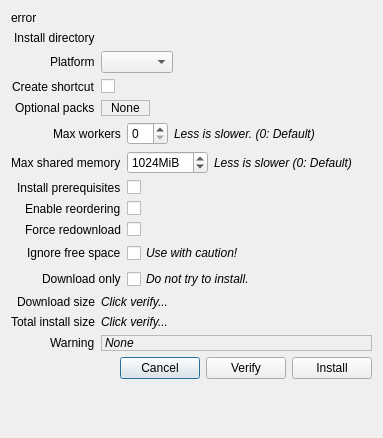
The window that rare/ui/components/dialogs/install_dialog.ui (RareDevs/Rare) describes before a commit, drawn with Qt 5.
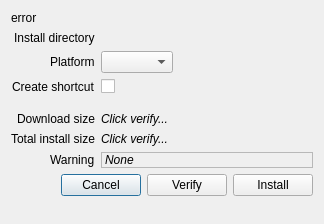
The same window after the commit.

Commit message:
InstallDialog: Update the collapsible widget to take a widget instead of a layout
This change makes it more inline with how QScrollArea operates on a central widget.
Other changes include using a QFrame instead of a QWidget as a base and
adding a QLabel for the title instead of the horizontal line.

The advanced options were split into their own separate widget. Right now
their class operates only as a container with the logic remaining in the
InstallDialog.

Patch:
```diff
--- a/rare/ui/components/dialogs/install_dialog.ui
+++ b/rare/ui/components/dialogs/install_dialog.ui
@@ -6,8 +6,8 @@
    <rect>
     <x>0</x>
     <y>0</y>
-    <width>383</width>
-    <height>438</height>
+    <width>324</width>
+    <height>224</height>
    </rect>
   </property>
   <property name="windowTitle">
@@ -68,232 +68,11 @@
      </property>
     </widget>
    </item>
-   <item row="4" column="0">
-    <widget class="QLabel" name="sdl_list_label">
-     <property name="text">
-      <string>Optional packs</string>
-     </property>
-    </widget>
-   </item>
-   <item row="4" column="1">
-    <widget class="QFrame" name="sdl_list_frame">
-     <property name="frameShape">
-      <enum>QFrame::StyledPanel</enum>
-     </property>
-     <property name="frameShadow">
-      <enum>QFrame::Raised</enum>
-     </property>
-     <layout class="QVBoxLayout" name="sdl_list_layout">
-      <property name="spacing">
-       <number>0</number>
-      </property>
-      <property name="sizeConstraint">
-       <enum>QLayout::SetFixedSize</enum>
-      </property>
-      <property name="topMargin">
-       <number>0</number>
-      </property>
-      <property name="bottomMargin">
-       <number>0</number>
-      </property>
-      <item>
-       <widget class="QLabel" name="sdl_list_text">
-        <property name="text">
-         <string>None</string>
-        </property>
-       </widget>
-      </item>
-     </layout>
-    </widget>
+   <item row="4" column="0" colspan="2">
+    <layout class="QVBoxLayout" name="selectable_layout"/>
    </item>
    <item row="5" column="0" colspan="2">
-    <layout class="QVBoxLayout" name="collapsible_layout">
-     <item>
-      <layout class="QFormLayout" name="advanced_layout">
-       <property name="labelAlignment">
-        <set>Qt::AlignRight|Qt::AlignTrailing|Qt::AlignVCenter</set>
-       </property>
-       <item row="0" column="0">
-        <widget class="QLabel" name="max_workers_label">
-         <property name="text">
-          <string>Max workers</string>
-         </property>
-         <property name="alignment">
-          <set>Qt::AlignLeading|Qt::AlignLeft|Qt::AlignVCenter</set>
-         </property>
-        </widget>
-       </item>
-       <item row="0" column="1">
-        <layout class="QHBoxLayout" name="max_workers_layout">
-         <item>
-          <widget class="QSpinBox" name="max_workers_spin">
-           <property name="sizePolicy">
-            <sizepolicy hsizetype="Maximum" vsizetype="Fixed">
-             <horstretch>0</horstretch>
-             <verstretch>0</verstretch>
-            </sizepolicy>
-           </property>
-          </widget>
-         </item>
-         <item>
-          <widget class="QLabel" name="max_workers_info_label">
-           <property name="font">
-            <font>
-             <italic>true</italic>
-            </font>
-           </property>
-           <property name="text">
-            <string>Less is slower. (0: Default)</string>
-           </property>
-          </widget>
-         </item>
-        </layout>
-       </item>
-       <item row="1" column="0">
-        <widget class="QLabel" name="max_memory_label">
-         <property name="text">
-          <string>Max shared memory</string>
-         </property>
-         <property name="alignment">
-          <set>Qt::AlignLeading|Qt::AlignLeft|Qt::AlignVCenter</set>
-         </property>
-        </widget>
-       </item>
-       <item row="1" column="1">
-        <layout class="QHBoxLayout" name="max_memory_layout">
-         <item>
-          <widget class="QSpinBox" name="max_memory_spin">
-           <property name="sizePolicy">
-            <sizepolicy hsizetype="Maximum" vsizetype="Fixed">
-             <horstretch>0</horstretch>
-             <verstretch>0</verstretch>
-            </sizepolicy>
-           </property>
-           <property name="suffix">
-            <string>MiB</string>
-           </property>
-           <property name="minimum">
-            <number>0</number>
-           </property>
-           <property name="maximum">
-            <number>10240</number>
-           </property>
-           <property name="singleStep">
-            <number>128</number>
-           </property>
-           <property name="value">
-            <number>1024</number>
-           </property>
-          </widget>
-         </item>
-         <item>
-          <widget class="QLabel" name="max_memory_info_label">
-           <property name="font">
-            <font>
-             <italic>true</italic>
-            </font>
-           </property>
-           <property name="text">
-            <string>Less is slower (0: Default)</string>
-           </property>
-          </widget>
-         </item>
-        </layout>
-       </item>
-       <item row="2" column="0">
-        <widget class="QLabel" name="install_prereqs_label">
-         <property name="text">
-          <string>Install prerequisites</string>
-         </property>
-        </widget>
-       </item>
-       <item row="2" column="1">
-        <widget class="QCheckBox" name="install_prereqs_check">
-         <property name="font">
-          <font>
-           <italic>true</italic>
-          </font>
-         </property>
-         <property name="text">
-          <string notr="true"/>
-         </property>
-         <property name="checked">
-          <bool>false</bool>
-         </property>
-        </widget>
-       </item>
-       <item row="3" column="0">
-        <widget class="QLabel" name="dl_optimizations_label">
-         <property name="text">
-          <string>Enable reordering</string>
-         </property>
-        </widget>
-       </item>
-       <item row="3" column="1">
-        <widget class="QCheckBox" name="dl_optimizations_check">
-         <property name="text">
-          <string notr="true"/>
-         </property>
-         <property name="checked">
-          <bool>false</bool>
-         </property>
-        </widget>
-       </item>
-       <item row="4" column="0">
-        <widget class="QLabel" name="force_download_label">
-         <property name="text">
-          <string>Force redownload</string>
-         </property>
-        </widget>
-       </item>
-       <item row="4" column="1">
-        <widget class="QCheckBox" name="force_download_check">
-         <property name="text">
-          <string notr="true"/>
-         </property>
-        </widget>
-       </item>
-       <item row="5" column="0">
-        <widget class="QLabel" name="ignore_space_label">
-         <property name="text">
-          <string>Ignore free space</string>
-         </property>
-        </widget>
-       </item>
-       <item row="5" column="1">
-        <widget class="QCheckBox" name="ignore_space_check">
-         <property name="font">
-          <font>
-           <italic>true</italic>
-          </font>
-         </property>
-         <property name="text">
-          <string>Use with caution!</string>
-         </property>
-        </widget>
-       </item>
-       <item row="6" column="0">
-        <widget class="QLabel" name="download_only_label">
-         <property name="text">
-          <string>Download only</string>
-         </property>
-        </widget>
-       </item>
-       <item row="6" column="1">
-        <widget class="QCheckBox" name="download_only_check">
-         <property name="font">
-          <font>
-           <italic>true</italic>
-          </font>
-         </property>
-         <property name="text">
-          <string>Do not try to install.</string>
-         </property>
-        </widget>
-       </item>
-      </layout>
-     </item>
-    </layout>
+    <layout class="QVBoxLayout" name="advanced_layout"/>
    </item>
    <item row="6" column="0">
     <widget class="QLabel" name="download_size_label">
```
Left out of the diff: 2 changed lines with no effect on the pictures. The commit also changes 5 other files.
